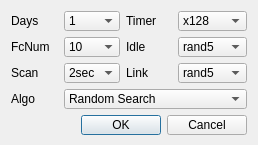
First picture: the form in ItshfSim/link/linkdlg.ui, repository lzhengp1986/AutoTechSim, before the edit.
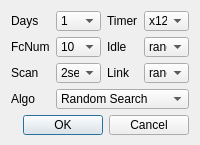
Second picture: the form after the edit.

```diff
--- a/ItshfSim/link/linkdlg.ui
+++ b/ItshfSim/link/linkdlg.ui
@@ -6,13 +6,13 @@
    <rect>
     <x>0</x>
     <y>0</y>
-    <width>258</width>
+    <width>200</width>
     <height>145</height>
    </rect>
   </property>
   <property name="minimumSize">
    <size>
-    <width>258</width>
+    <width>200</width>
     <height>145</height>
    </size>
   </property>
```
Left out of the diff: 2 changed lines with no effect on the pictures.
